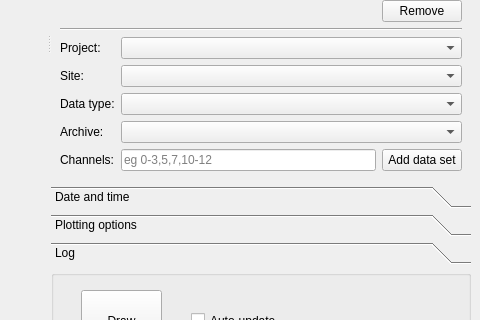
Above: auroraplot/gui/auroraplot_dataviewer.ui from stevemarple/auroraplot before the change; both pictures show x 507 to 987 and y 313 to 633 of the 987 by 714 pixel window. Below: the same form after it.
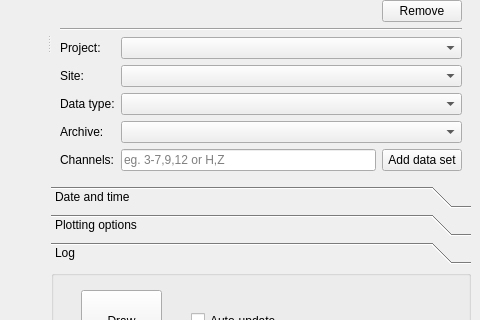
That is the form after the change. Icons and pictures are not drawn.

Commit message: Adds basic channel functionality

What changed in the file:
```diff
--- a/auroraplot/gui/auroraplot_dataviewer.ui
+++ b/auroraplot/gui/auroraplot_dataviewer.ui
@@ -104,7 +104,7 @@
             <item row="10" column="1">
              <widget class="QLineEdit" name="channelsLineEdit">
               <property name="placeholderText">
-               <string>eg 0-3,5,7,10-12</string>
+               <string>eg. 3-7,9,12 or H,Z</string>
               </property>
              </widget>
             </item>
```
The commit also changes 2 other files.
